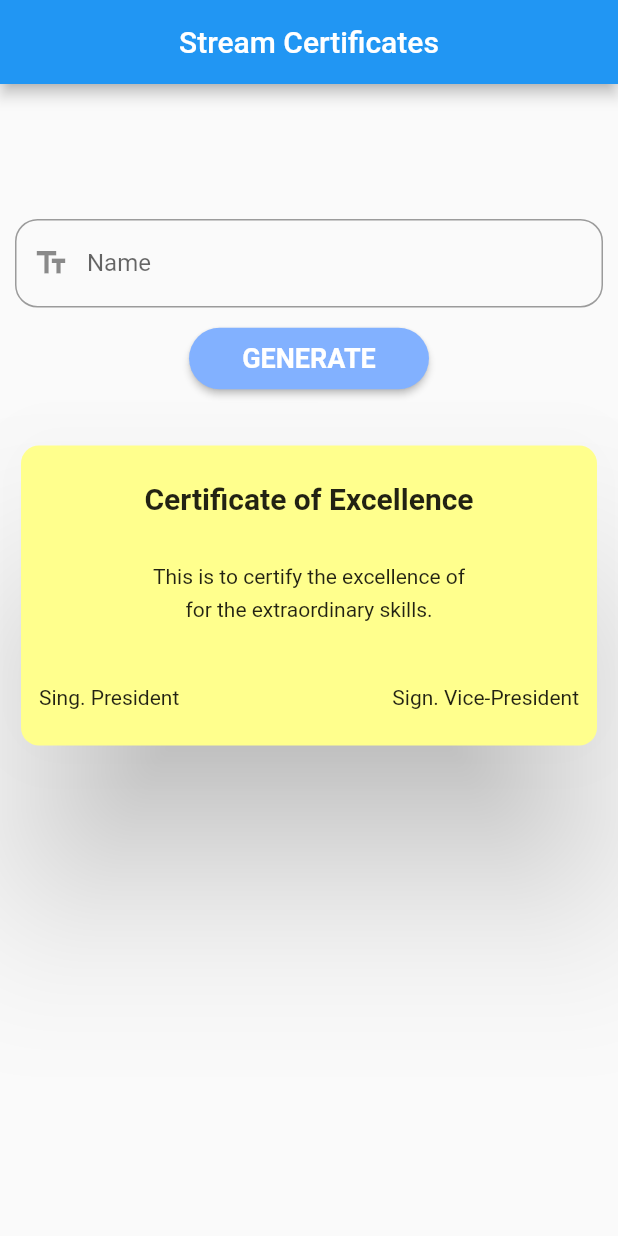
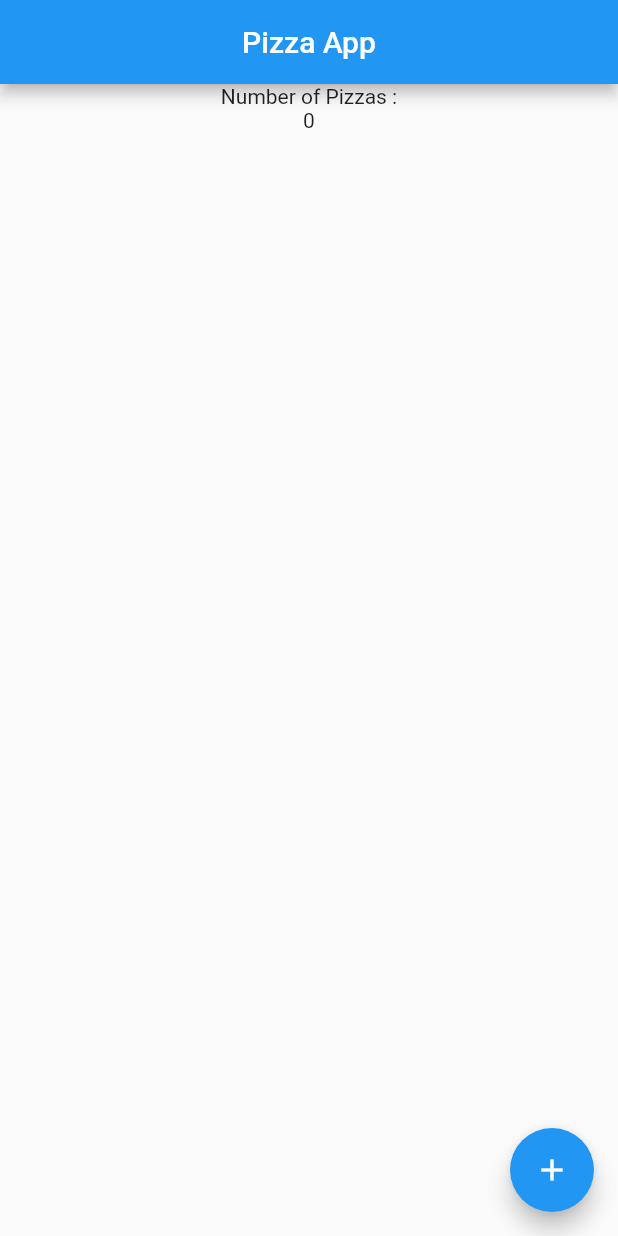
Before and after one commit to asutoshranjan/Flut-State-Manage, a Flutter app: the screen it shows after launch, on a phone screen of 412 x 824 dp. Run offline on Flutter 3.47's test engine with Material 2 defaults, Android fonts, the phone set to English and light mode, and no system bars.

Commit message:
Provider

```diff
--- a/lib/main.dart
+++ b/lib/main.dart
@@ -2,11 +2,12 @@ import 'package:flut_py/ListApp.dart';
 import 'package:flut_py/Streams/StreamBuilderCounter.dart';
 import 'package:flut_py/Streams/StreamCertificates.dart';
 import 'package:flut_py/java%20calculaor.dart';
+import 'package:flut_py/provider/consumerofpizza.dart';
 import 'package:flutter/material.dart';
 import 'java/calculator.java';
 
 void main() {
-  runApp(const MyApp());
+  runApp(const MyPizza());
 }
 
 class MyApp extends StatelessWidget {
--- /dev/null
+++ b/lib/provider/consumerofpizza.dart
@@ -0,0 +1,70 @@
+import 'package:flut_py/provider/pizzaprovider.dart';
+import 'package:flutter/material.dart';
+import 'package:provider/provider.dart';
+
+class MyPizza extends StatefulWidget {
+  const MyPizza({Key? key}) : super(key: key);
+
+  @override
+  _MyPizzaState createState() => _MyPizzaState();
+}
+
+class _MyPizzaState extends State<MyPizza> {
+  @override
+  Widget build(BuildContext context) {
+    return MultiProvider(
+      providers: [ChangeNotifierProvider(create: (context) => pizzaprovider())],
+      child: MyPizzaApp(),
+    );
+  }
+}
+
+class MyPizzaApp extends StatelessWidget {
+  const MyPizzaApp({Key? key}) : super(key: key);
+
+  @override
+  Widget build(BuildContext context) {
+    return MaterialApp(
+      title: 'Pizza App',
+      theme: ThemeData(
+        primarySwatch: Colors.blue,
+      ),
+      debugShowCheckedModeBanner: false,
+      home: Pizza(),
+    );
+  }
+}
+
+class Pizza extends StatefulWidget {
+  const Pizza({Key? key}) : super(key: key);
+
+  @override
+  _PizzaState createState() => _PizzaState();
+}
+
+class _PizzaState extends State<Pizza> {
+  @override
+  Widget build(BuildContext context) {
+    int numberOfPizza = Provider.of<pizzaprovider>(context).numberofpizzas;
+    return Scaffold(
+      appBar: AppBar(
+        title: Text("Pizza App"),
+        centerTitle: true,
+      ),
+      body: Center(
+        child: Column(
+          children: [
+            Text("Number of Pizzas :"),
+            Text(numberOfPizza.toString()),
+          ],
+        ),
+      ),
+      floatingActionButton: FloatingActionButton(
+        onPressed: () {
+          Provider.of<pizzaprovider>(context, listen: false).changeNumberofPizza(++numberOfPizza);
+        },
+        child: Icon(Icons.add),
+      ),
+    );
+  }
+}
--- /dev/null
+++ b/lib/provider/pizzaprovider.dart
@@ -0,0 +1,12 @@
+import 'package:flutter/material.dart';
+
+class pizzaprovider extends ChangeNotifier{
+  int numberofpizzas;
+  pizzaprovider({
+    this.numberofpizzas = 0,
+  });
+  void changeNumberofPizza(int newvalue){
+    numberofpizzas = newvalue;
+    notifyListeners();
+  }
+}
--- a/pubspec.yaml
+++ b/pubspec.yaml
@@ -29,6 +29,7 @@ environment:
 dependencies:
   flutter:
     sdk: flutter
+  provider:
 
 
   # The following adds the Cupertino Icons font to your application.
```
Also changed, not shown: pubspec.lock.
